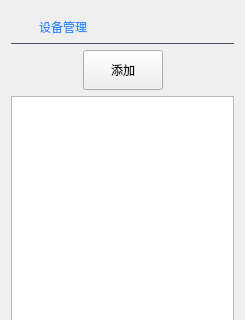
gessd/UAVManage, file UAVManage/devicemanage.ui: the form before one commit; both pictures show x 0 to 245 and y 0 to 320 of the 245 by 560 pixel window.
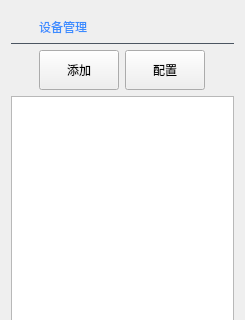
The form after the commit. Icons and pictures are not drawn.

```diff
--- a/UAVManage/devicemanage.ui
+++ b/UAVManage/devicemanage.ui
@@ -332,6 +332,19 @@
           </property>
          </widget>
         </item>
+        <item>
+         <widget class="QToolButton" name="btnSerial">
+          <property name="minimumSize">
+           <size>
+            <width>80</width>
+            <height>40</height>
+           </size>
+          </property>
+          <property name="text">
+           <string>配置</string>
+          </property>
+         </widget>
+        </item>
         <item>
          <spacer name="horizontalSpacer_4">
           <property name="orientation">
```
